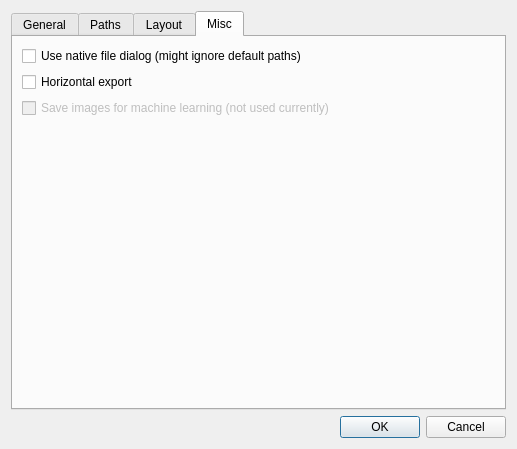
Above: settingsUI.ui from seeebek/EliteOCR before the change. Below: the same form after it.
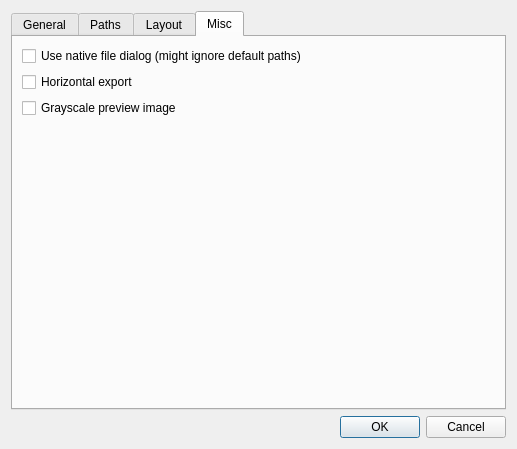
That is the form after the change. The open tabs and pages were chosen to show the change. Icons and pictures are not drawn.

```diff
--- a/settingsUI.ui
+++ b/settingsUI.ui
@@ -726,15 +726,9 @@
         </widget>
        </item>
        <item>
-        <widget class="QCheckBox" name="create_nn_images">
-         <property name="enabled">
-          <bool>false</bool>
-         </property>
+        <widget class="QCheckBox" name="gray_preview">
          <property name="text">
-          <string>Save images for machine learning (not used currently)</string>
-         </property>
-         <property name="checked">
-          <bool>false</bool>
+          <string>Grayscale preview image</string>
          </property>
         </widget>
        </item>
```
